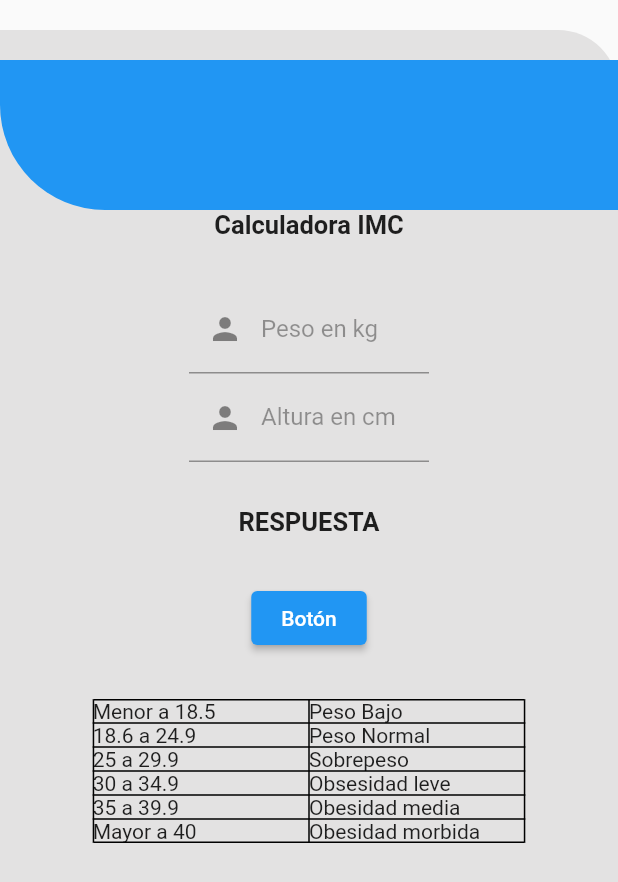
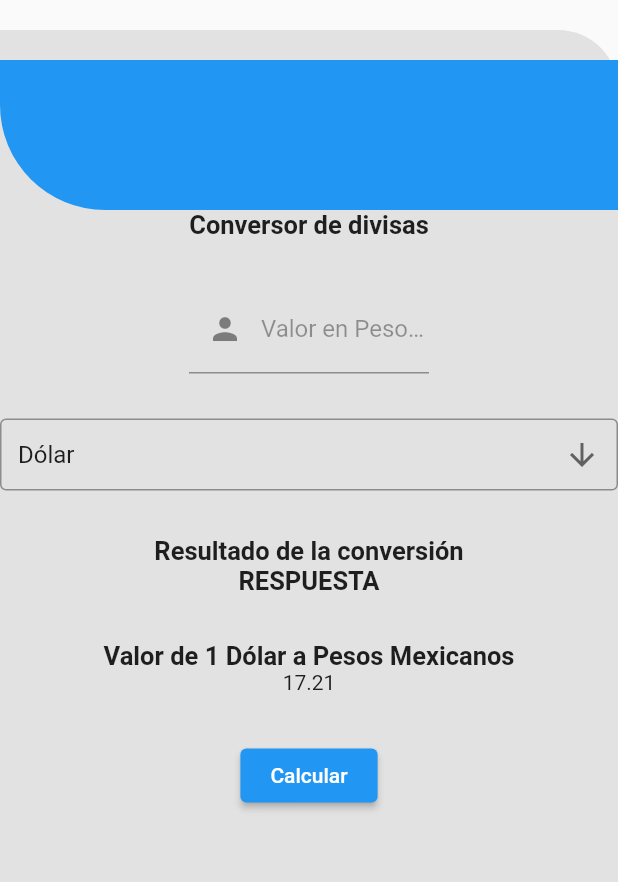
Before and after one commit to KarelyVR/Practica3-Moviles, a Flutter app: the screen it shows after launch, on a phone screen of 412 x 824 dp. Shown: the top 882 px of the screen. Run offline on Flutter 3.47's test engine with Material 2 defaults, Android fonts, the phone set to English and light mode, and no system bars.

Commit message:
parte de conversor
widgets y ui

```diff
--- a/lib/ui/calculator/ui_calculator.dart
+++ b/lib/ui/calculator/ui_calculator.dart
@@ -1,8 +1,10 @@
+// ignore_for_file: prefer_final_fields, use_key_in_widget_constructors
+
 import 'package:flutter/material.dart';
 import 'package:imc/ui/calculator/widgets/widgets_calculator.dart';
 
 class MyWidget extends StatefulWidget {
-  const MyWidget({super.key});
+  const MyWidget({Key? key});
 
   @override
   State<MyWidget> createState() => _MyWidgetState();
@@ -10,58 +12,85 @@ class MyWidget extends StatefulWidget {
 
 class _MyWidgetState extends State<MyWidget> {
   TextEditingController _pesoController = TextEditingController();
-TextEditingController _alturaController = TextEditingController();
+  // TextEditingController _alturaController = TextEditingController();
   String respuesta = "RESPUESTA";
-double imc = 0.0;
+  double conv = 0.0;
 
-void _calcular(){
+  // Define las opciones y los valores asociados
+  Map<String, double> valoresAsociados = {
+    'Dólar': 17.21,
+    'Euro': 18.58,
+    'Sol Peruano': 4.65,
+    'Yen': 0.12,
+  };
+
+  String valorSeleccionado = 'Dólar';
+
+  void _calcular() {
     setState(() {
       double peso = double.parse(_pesoController.text);
-    double altura = double.parse(_alturaController.text)/100;
-    imc=peso/(altura*altura);
-    respuesta=imc.toStringAsFixed(1);
+      double divisa = valoresAsociados[valorSeleccionado] ?? 1.0;
+      conv = peso / divisa;
+      respuesta = conv.toStringAsFixed(1);
     });
   }
 
   @override
   Widget build(BuildContext context) {
     return Scaffold(
-      /*appBar: AppBar(
-        title: const Center(
-          child: Text('Calculadora IMC')),
-      ),*/
       body: SingleChildScrollView(
         child: MyContainer(
+          child: Form(
             child: Column(
               children: [
                 Stack(
                   children: [MyBarContainer()],
                 ),
-              MyText(text: "Calculadora IMC"),
+                MyText(text: "Conversor de divisas"),
                 _sizeEspacio(),
                 MyTextInput(
-                inputController: _pesoController,
-                label: "Peso en kg"),
-              MyTextInput(
-                inputController: _alturaController,
-                label: "Altura en cm"),
+                    inputController: _pesoController, label: "Valor en Pesos (MXN)"),
                 _sizeEspacio(),
+                DropdownButtonFormField<String>(
+                  value: valorSeleccionado,
+                  onChanged: (String? newValue) {
+                    setState(() {
+                      valorSeleccionado = newValue!;
+                      _calcular(); // Llama a _calcular cuando cambia la opción
+                    });
+                  },
+                  items: valoresAsociados.keys.map((opcion) {
+                    return DropdownMenuItem<String>(
+                      value: opcion,
+                      child: Text(opcion),
+                    );
+                  }).toList(),
+                  isDense: true,
+                  iconSize: 24,
+                  icon: const Icon(Icons.arrow_downward),
+                  decoration: const InputDecoration(
+                    contentPadding: EdgeInsets.symmetric(vertical: 8, horizontal: 12),
+                    border: OutlineInputBorder(),
+                  ),
+                ),
+                _sizeEspacio(),
+                MyText(text: "Resultado de la conversión"),
                 MyText(text: respuesta.toString()),
                 _sizeEspacio(),
-              MyButton(lblText: Text("Calcular"),
-              press: (()=>_calcular())),
+                MyText(text: "Valor de 1 $valorSeleccionado a Pesos Mexicanos"),
+                Text('${valoresAsociados[valorSeleccionado]}'),
                 _sizeEspacio(),
-              MyTable(),
+                MyButton(lblText: const Text("Calcular"), press: () => _calcular()),
+                _sizeEspacio(),
               ],
             ),
-        )
+          ),
+        ),
       ),
     );
   }
+
+  Widget _sizeEspacio() {
+    return const SizedBox(height: 30);
   }
-
-Widget _sizeEspacio(){
-  return SizedBox(
-    height: 30
-    );
 }
--- a/lib/ui/calculator/widgets/widgets_calculator.dart
+++ b/lib/ui/calculator/widgets/widgets_calculator.dart
@@ -1,3 +1,5 @@
+
+// ignore_for_file: use_key_in_widget_constructors, sort_child_properties_last
 
 import 'package:flutter/material.dart';
 
@@ -63,7 +65,7 @@ final VoidCallback press;
           color: Colors.white,fontSize: 14, fontWeight: FontWeight.w500
         )
       ),
-      child: const Text("Botón"));
+      child: const Text("Calcular"));
   }
 }
 
@@ -106,40 +108,40 @@ class MyBarContainer extends StatelessWidget {
   }
 }
 
-class MyTable extends StatelessWidget {
+// class MyTable extends StatelessWidget {
 
-  @override
-  Widget build(BuildContext context) {
-    return Container(
-      width: MediaQuery.of(context).size.width*0.7,
-      child: Table(border: TableBorder.all(),
-      children: const [
-        TableRow(children: [
-          Text('Menor a 18.5'),
-          Text('Peso Bajo')
-        ]),
-        TableRow(children: [
-          Text('18.6 a 24.9'),
-          Text('Peso Normal')
-        ]),
-        TableRow(children: [
-          Text('25 a 29.9'),
-          Text('Sobrepeso')
-        ]),
-        TableRow(children: [
-          Text('30 a 34.9'),
-          Text('Obsesidad leve')
-        ]),
-        TableRow(children: [
-          Text('35 a 39.9'),
-          Text('Obesidad media')
-        ]),
-        TableRow(children: [
-          Text('Mayor a 40'),
-          Text('Obesidad morbida')
-        ]),
-      ],
-      ),
-    );
-  }
-}
+//   @override
+//   Widget build(BuildContext context) {
+//     return Container(
+//       width: MediaQuery.of(context).size.width*0.7,
+//       child: Table(border: TableBorder.all(),
+//       children: const [
+//         TableRow(children: [
+//           Text('Menor a 18.5'),
+//           Text('Peso Bajo')
+//         ]),
+//         TableRow(children: [
+//           Text('18.6 a 24.9'),
+//           Text('Peso Normal')
+//         ]),
+//         TableRow(children: [
+//           Text('25 a 29.9'),
+//           Text('Sobrepeso')
+//         ]),
+//         TableRow(children: [
+//           Text('30 a 34.9'),
+//           Text('Obsesidad leve')
+//         ]),
+//         TableRow(children: [
+//           Text('35 a 39.9'),
+//           Text('Obesidad media')
+//         ]),
+//         TableRow(children: [
+//           Text('Mayor a 40'),
+//           Text('Obesidad morbida')
+//         ]),
+//       ],
+//       ),
+//     );
+//   }
+// }
```
Lines whose indentation alone changed are shown as unchanged.
